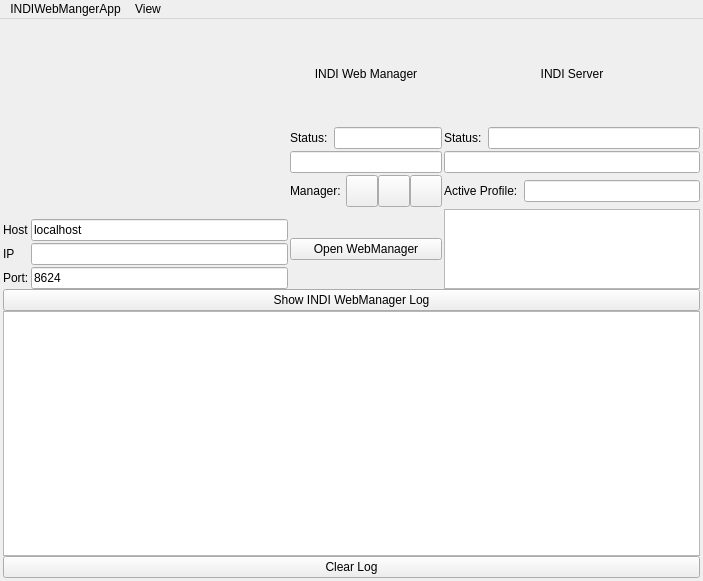
rlancaste/INDIWebManagerApp, file src/mainwindow.ui: the form before one commit.
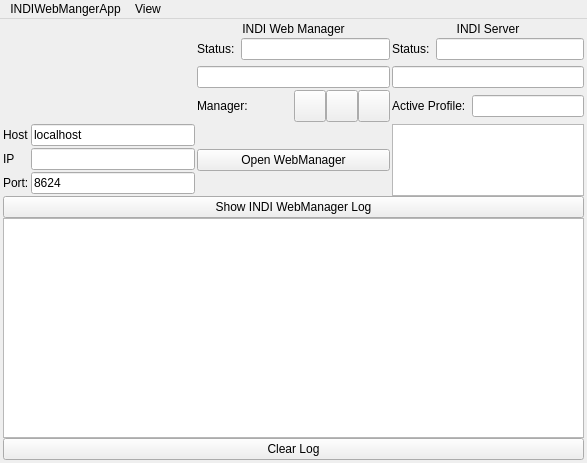
The form after the commit.

Commit message: GUI layout improvements and logo simplification

```diff
--- a/src/mainwindow.ui
+++ b/src/mainwindow.ui
@@ -6,8 +6,8 @@
    <rect>
     <x>0</x>
     <y>0</y>
-    <width>703</width>
-    <height>581</height>
+    <width>587</width>
+    <height>463</height>
    </rect>
   </property>
   <property name="sizePolicy">
@@ -26,7 +26,7 @@
      <verstretch>0</verstretch>
     </sizepolicy>
    </property>
-   <layout class="QVBoxLayout" name="verticalLayout">
+   <layout class="QVBoxLayout" name="verticalLayout" stretch="1,0,2">
     <property name="spacing">
      <number>0</number>
     </property>
@@ -43,315 +43,312 @@
      <number>3</number>
     </property>
     <item>
-     <layout class="QHBoxLayout" name="horizontalLayout" stretch="0,0,0">
+     <layout class="QGridLayout" name="gridLayout_2" rowstretch="0,0,0,0,0,0" columnstretch="0,0,0,0,0">
+      <property name="leftMargin">
+       <number>0</number>
+      </property>
+      <property name="bottomMargin">
+       <number>0</number>
+      </property>
       <property name="spacing">
        <number>2</number>
       </property>
-      <property name="topMargin">
-       <number>0</number>
-      </property>
-      <item>
-       <layout class="QVBoxLayout" name="verticalLayout_5">
+      <item row="3" column="4">
+       <widget class="QLineEdit" name="displayINDIServerPath"/>
+      </item>
+      <item row="1" column="1">
+       <layout class="QHBoxLayout" name="horizontalLayout_4">
         <property name="leftMargin">
          <number>0</number>
         </property>
         <item>
-         <widget class="QLabel" name="INDILogo">
+         <widget class="QLabel" name="label_4">
+          <property name="text">
+           <string>Status:</string>
+          </property>
+         </widget>
+        </item>
+        <item>
+         <widget class="QLineEdit" name="statusDisplay">
+          <property name="readOnly">
+           <bool>true</bool>
+          </property>
+         </widget>
+        </item>
+       </layout>
+      </item>
+      <item row="5" column="4">
+       <widget class="QListWidget" name="driversDisplay">
+        <property name="sizePolicy">
+         <sizepolicy hsizetype="Expanding" vsizetype="MinimumExpanding">
+          <horstretch>0</horstretch>
+          <verstretch>0</verstretch>
+         </sizepolicy>
+        </property>
+        <property name="minimumSize">
+         <size>
+          <width>0</width>
+          <height>0</height>
+         </size>
+        </property>
+        <property name="maximumSize">
+         <size>
+          <width>16777215</width>
+          <height>16777215</height>
+         </size>
+        </property>
+        <property name="baseSize">
+         <size>
+          <width>0</width>
+          <height>0</height>
+         </size>
+        </property>
+        <property name="sizeAdjustPolicy">
+         <enum>QAbstractScrollArea::AdjustToContentsOnFirstShow</enum>
+        </property>
+       </widget>
+      </item>
+      <item row="4" column="4">
+       <layout class="QHBoxLayout" name="horizontalLayout_8">
+        <item>
+         <widget class="QLabel" name="label_8">
+          <property name="text">
+           <string>Active Profile:</string>
+          </property>
+         </widget>
+        </item>
+        <item>
+         <widget class="QLineEdit" name="activeProfileDisplay">
+          <property name="readOnly">
+           <bool>true</bool>
+          </property>
+         </widget>
+        </item>
+       </layout>
+      </item>
+      <item row="5" column="1">
+       <widget class="QPushButton" name="openWebManager">
+        <property name="text">
+         <string>Open WebManager</string>
+        </property>
+       </widget>
+      </item>
+      <item row="0" column="1">
+       <widget class="QLabel" name="label_9">
+        <property name="text">
+         <string>INDI Web Manager</string>
+        </property>
+        <property name="alignment">
+         <set>Qt::AlignCenter</set>
+        </property>
+       </widget>
+      </item>
+      <item row="3" column="1">
+       <widget class="QLineEdit" name="displayWebManagerPath"/>
+      </item>
+      <item row="1" column="4">
+       <layout class="QHBoxLayout" name="horizontalLayout_5">
+        <property name="leftMargin">
+         <number>0</number>
+        </property>
+        <item>
+         <widget class="QLabel" name="label_5">
+          <property name="text">
+           <string>Status:</string>
+          </property>
+         </widget>
+        </item>
+        <item>
+         <widget class="QLineEdit" name="serverStatusDisplay">
+          <property name="readOnly">
+           <bool>true</bool>
+          </property>
+         </widget>
+        </item>
+       </layout>
+      </item>
+      <item row="4" column="1">
+       <layout class="QHBoxLayout" name="horizontalLayout_2">
+        <property name="spacing">
+         <number>0</number>
+        </property>
+        <property name="leftMargin">
+         <number>0</number>
+        </property>
+        <property name="topMargin">
+         <number>0</number>
+        </property>
+        <item>
+         <widget class="QLabel" name="label_6">
+          <property name="text">
+           <string>Manager:</string>
+          </property>
+         </widget>
+        </item>
+        <item>
+         <widget class="QPushButton" name="restartWebManager">
+          <property name="minimumSize">
+           <size>
+            <width>32</width>
+            <height>32</height>
+           </size>
+          </property>
+          <property name="maximumSize">
+           <size>
+            <width>32</width>
+            <height>32</height>
+           </size>
+          </property>
+          <property name="text">
+           <string/>
+          </property>
+         </widget>
+        </item>
+        <item>
+         <widget class="QPushButton" name="stopWebManager">
+          <property name="minimumSize">
+           <size>
+            <width>32</width>
+            <height>32</height>
+           </size>
+          </property>
+          <property name="maximumSize">
+           <size>
+            <width>32</width>
+            <height>32</height>
+           </size>
+          </property>
+          <property name="text">
+           <string/>
+          </property>
+         </widget>
+        </item>
+        <item>
+         <widget class="QPushButton" name="configureWebManager">
+          <property name="minimumSize">
+           <size>
+            <width>32</width>
+            <height>32</height>
+           </size>
+          </property>
+          <property name="maximumSize">
+           <size>
+            <width>32</width>
+            <height>32</height>
+           </size>
+          </property>
+          <property name="text">
+           <string/>
+          </property>
+         </widget>
+        </item>
+       </layout>
+      </item>
+      <item row="0" column="4">
+       <widget class="QLabel" name="label_10">
+        <property name="text">
+         <string>INDI Server</string>
+        </property>
+        <property name="alignment">
+         <set>Qt::AlignCenter</set>
+        </property>
+       </widget>
+      </item>
+      <item row="0" column="0" rowspan="5">
+       <widget class="QLabel" name="INDILogo">
+        <property name="sizePolicy">
+         <sizepolicy hsizetype="MinimumExpanding" vsizetype="MinimumExpanding">
+          <horstretch>0</horstretch>
+          <verstretch>0</verstretch>
+         </sizepolicy>
+        </property>
+        <property name="minimumSize">
+         <size>
+          <width>100</width>
+          <height>100</height>
+         </size>
+        </property>
+        <property name="text">
+         <string/>
+        </property>
+        <property name="alignment">
+         <set>Qt::AlignCenter</set>
+        </property>
+       </widget>
+      </item>
+      <item row="5" column="0">
+       <layout class="QGridLayout" name="gridLayout">
+        <property name="spacing">
+         <number>2</number>
+        </property>
+        <item row="1" column="1">
+         <widget class="QLineEdit" name="hostDisplay">
           <property name="sizePolicy">
-           <sizepolicy hsizetype="MinimumExpanding" vsizetype="Preferred">
+           <sizepolicy hsizetype="MinimumExpanding" vsizetype="Fixed">
             <horstretch>0</horstretch>
             <verstretch>0</verstretch>
            </sizepolicy>
           </property>
-          <property name="minimumSize">
-           <size>
-            <width>100</width>
-            <height>100</height>
-           </size>
-          </property>
           <property name="text">
-           <string/>
+           <string>localhost</string>
           </property>
-          <property name="alignment">
-           <set>Qt::AlignCenter</set>
+          <property name="readOnly">
+           <bool>true</bool>
           </property>
          </widget>
-        </item>
-        <item>
-         <layout class="QGridLayout" name="gridLayout">
-          <property name="spacing">
-           <number>2</number>
-          </property>
-          <item row="1" column="1">
-           <widget class="QLineEdit" name="hostDisplay">
-            <property name="text">
-             <string>localhost</string>
-            </property>
-            <property name="readOnly">
-             <bool>true</bool>
-            </property>
-           </widget>
-          </item>
-          <item row="1" column="0">
-           <widget class="QLabel" name="label">
-            <property name="text">
-             <string>Host</string>
-            </property>
-           </widget>
-          </item>
-          <item row="2" column="1">
-           <widget class="QLineEdit" name="ipDisplay">
-            <property name="readOnly">
-             <bool>true</bool>
-            </property>
-           </widget>
-          </item>
-          <item row="2" column="0">
-           <widget class="QLabel" name="label_3">
-            <property name="text">
-             <string>IP</string>
-            </property>
-           </widget>
-          </item>
-          <item row="3" column="0">
-           <widget class="QLabel" name="label_2">
-            <property name="text">
-             <string>Port:</string>
-            </property>
-           </widget>
-          </item>
-          <item row="3" column="1">
-           <widget class="QLineEdit" name="portDisplay">
-            <property name="text">
-             <string>8624</string>
-            </property>
-            <property name="readOnly">
-             <bool>true</bool>
-            </property>
-           </widget>
-          </item>
-         </layout>
-        </item>
-       </layout>
-      </item>
-      <item>
-       <layout class="QGridLayout" name="gridLayout_2" rowstretch="0,0,0,0,1" columnstretch="0,0,0,0">
-        <property name="leftMargin">
-         <number>0</number>
-        </property>
-        <property name="spacing">
-         <number>2</number>
-        </property>
-        <item row="0" column="0">
-         <widget class="QLabel" name="label_9">
-          <property name="text">
-           <string>INDI Web Manager</string>
-          </property>
-          <property name="alignment">
-           <set>Qt::AlignCenter</set>
-          </property>
-         </widget>
-        </item>
-        <item row="3" column="0">
-         <layout class="QHBoxLayout" name="horizontalLayout_2">
-          <property name="spacing">
-           <number>0</number>
-          </property>
-          <property name="leftMargin">
-           <number>0</number>
-          </property>
-          <property name="topMargin">
-           <number>0</number>
-          </property>
-          <item>
-           <widget class="QLabel" name="label_6">
-            <property name="text">
-             <string>Manager:</string>
-            </property>
-           </widget>
-          </item>
-          <item>
-           <widget class="QPushButton" name="restartWebManager">
-            <property name="minimumSize">
-             <size>
-              <width>32</width>
-              <height>32</height>
-             </size>
-            </property>
-            <property name="maximumSize">
-             <size>
-              <width>32</width>
-              <height>32</height>
-             </size>
-            </property>
-            <property name="text">
-             <string/>
-            </property>
-           </widget>
-          </item>
-          <item>
-           <widget class="QPushButton" name="stopWebManager">
-            <property name="minimumSize">
-             <size>
-              <width>32</width>
-              <height>32</height>
-             </size>
-            </property>
-            <property name="maximumSize">
-             <size>
-              <width>32</width>
-              <height>32</height>
-             </size>
-            </property>
-            <property name="text">
-             <string/>
-            </property>
-           </widget>
-          </item>
-          <item>
-           <widget class="QPushButton" name="configureWebManager">
-            <property name="minimumSize">
-             <size>
-              <width>32</width>
-              <height>32</height>
-             </size>
-            </property>
-            <property name="maximumSize">
-             <size>
-              <width>32</width>
-              <height>32</height>
-             </size>
-            </property>
-            <property name="text">
-             <string/>
-            </property>
-           </widget>
-          </item>
-         </layout>
-        </item>
-        <item row="2" column="3">
-         <widget class="QLineEdit" name="displayINDIServerPath"/>
-        </item>
-        <item row="4" column="0">
-         <widget class="QPushButton" name="openWebManager">
-          <property name="text">
-           <string>Open WebManager</string>
-          </property>
-         </widget>
-        </item>
-        <item row="2" column="0">
-         <widget class="QLineEdit" name="displayWebManagerPath"/>
         </item>
         <item row="1" column="0">
-         <layout class="QHBoxLayout" name="horizontalLayout_4">
-          <property name="leftMargin">
-           <number>0</number>
+         <widget class="QLabel" name="label">
+          <property name="text">
+           <string>Host</string>
           </property>
-          <item>
-           <widget class="QLabel" name="label_4">
-            <property name="text">
-             <string>Status:</string>
-            </property>
-           </widget>
-          </item>
-          <item>
-           <widget class="QLineEdit" name="statusDisplay">
-            <property name="readOnly">
-             <bool>true</bool>
-            </property>
-           </widget>
-          </item>
-         </layout>
+         </widget>
         </item>
-        <item row="0" column="3">
-         <widget class="QLabel" name="label_10">
-          <property name="text">
-           <string>INDI Server</string>
+        <item row="2" column="1">
+         <widget class="QLineEdit" name="ipDisplay">
+          <property name="sizePolicy">
+           <sizepolicy hsizetype="MinimumExpanding" vsizetype="Fixed">
+            <horstretch>0</horstretch>
+            <verstretch>0</verstretch>
+           </sizepolicy>
           </property>
-          <property name="alignment">
-           <set>Qt::AlignCenter</set>
+          <property name="readOnly">
+           <bool>true</bool>
           </property>
          </widget>
         </item>
-        <item row="3" column="3">
-         <layout class="QHBoxLayout" name="horizontalLayout_8">
-          <item>
-           <widget class="QLabel" name="label_8">
-            <property name="text">
-             <string>Active Profile:</string>
-            </property>
-           </widget>
-          </item>
-          <item>
-           <widget class="QLineEdit" name="activeProfileDisplay">
-            <property name="readOnly">
-             <bool>true</bool>
-            </property>
-           </widget>
-          </item>
-         </layout>
+        <item row="2" column="0">
+         <widget class="QLabel" name="label_3">
+          <property name="text">
+           <string>IP</string>
+          </property>
+         </widget>
         </item>
-        <item row="1" column="3">
-         <layout class="QHBoxLayout" name="horizontalLayout_5">
-          <property name="leftMargin">
-           <number>0</number>
+        <item row="3" column="0">
+         <widget class="QLabel" name="label_2">
+          <property name="text">
+           <string>Port:</string>
           </property>
-          <item>
-           <widget class="QLabel" name="label_5">
-            <property name="text">
-             <string>Status:</string>
-            </property>
-           </widget>
-          </item>
-          <item>
-           <widget class="QLineEdit" name="serverStatusDisplay">
-            <property name="readOnly">
-             <bool>true</bool>
-            </property>
-           </widget>
-          </item>
-         </layout>
+         </widget>
         </item>
-        <item row="4" column="3">
-         <widget class="QListWidget" name="driversDisplay">
+        <item row="3" column="1">
+         <widget class="QLineEdit" name="portDisplay">
           <property name="sizePolicy">
-           <sizepolicy hsizetype="Expanding" vsizetype="MinimumExpanding">
+           <sizepolicy hsizetype="MinimumExpanding" vsizetype="Fixed">
             <horstretch>0</horstretch>
             <verstretch>0</verstretch>
            </sizepolicy>
           </property>
-          <property name="minimumSize">
-           <size>
-            <width>0</width>
-            <height>0</height>
-           </size>
+          <property name="text">
+           <string>8624</string>
           </property>
-          <property name="maximumSize">
-           <size>
-            <width>16777215</width>
-            <height>80</height>
-           </size>
+          <property name="readOnly">
+           <bool>true</bool>
           </property>
-          <property name="baseSize">
-           <size>
-            <width>0</width>
-            <height>0</height>
-           </size>
-          </property>
          </widget>
         </item>
        </layout>
       </item>
-      <item>
-       <layout class="QVBoxLayout" name="verticalLayout_3">
-        <property name="spacing">
-         <number>2</number>
-        </property>
-        <property name="leftMargin">
-         <number>0</number>
-        </property>
-       </layout>
-      </item>
      </layout>
     </item>
     <item>
@@ -367,7 +364,7 @@
     <item>
      <widget class="QWidget" name="logViewer" native="true">
       <property name="sizePolicy">
-       <sizepolicy hsizetype="MinimumExpanding" vsizetype="MinimumExpanding">
+       <sizepolicy hsizetype="MinimumExpanding" vsizetype="Expanding">
         <horstretch>0</horstretch>
         <verstretch>0</verstretch>
        </sizepolicy>
@@ -391,7 +388,7 @@
        <item>
         <widget class="QPlainTextEdit" name="webManagerLog">
          <property name="sizePolicy">
-          <sizepolicy hsizetype="Expanding" vsizetype="MinimumExpanding">
+          <sizepolicy hsizetype="Expanding" vsizetype="Expanding">
            <horstretch>0</horstretch>
            <verstretch>0</verstretch>
           </sizepolicy>
@@ -421,7 +418,7 @@
     <rect>
      <x>0</x>
      <y>0</y>
-     <width>703</width>
+     <width>587</width>
      <height>22</height>
     </rect>
    </property>
```
The commit also changes 2 other files.
